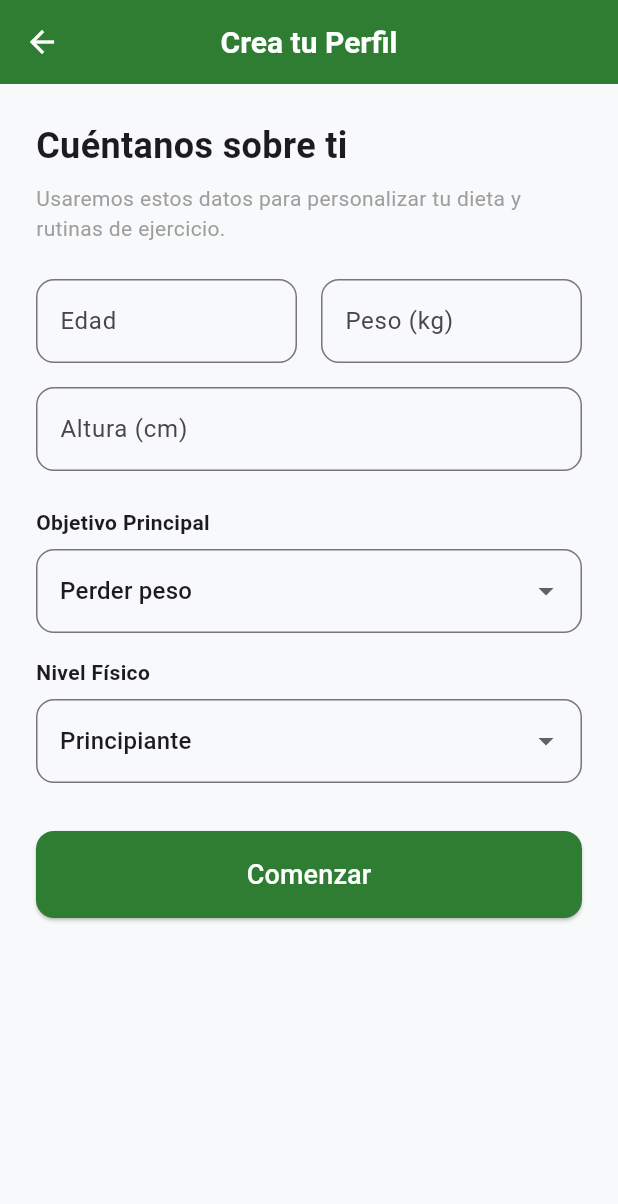
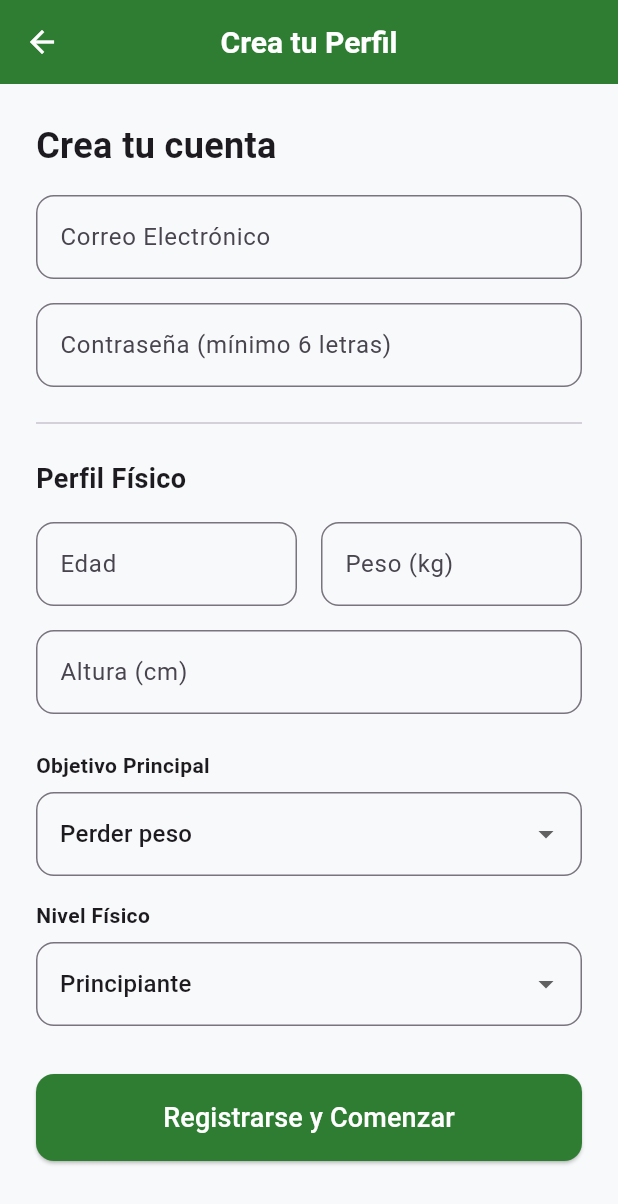
Before and after one commit to blopez504/healthylife, a Flutter app: the RegisterScreen screen opened directly, on a phone screen of 412 x 824 dp. Shown: the top 1204 px of the screen. Run offline on Flutter 3.47's test engine with Material 3 defaults, Android fonts, the phone set to English and light mode, and no system bars; our stand-ins replace cloud_firestore, firebase_auth, firebase_core; accounts and stored records are empty.

Commit message:
Modificacion 15/3/26

```diff
--- a/lib/screens/register_screen.dart
+++ b/lib/screens/register_screen.dart
@@ -1,4 +1,6 @@
 import 'package:flutter/material.dart';
+import 'package:firebase_auth/firebase_auth.dart';
+import 'package:cloud_firestore/cloud_firestore.dart';
 import 'main_dashboard.dart';
 
 class RegisterScreen extends StatefulWidget {
@@ -9,8 +11,60 @@ class RegisterScreen extends StatefulWidget {
 }
 
 class _RegisterScreenState extends State<RegisterScreen> {
+  // Controladores para capturar lo que el usuario escribe
+  final _emailController = TextEditingController();
+  final _passwordController = TextEditingController();
+  final _ageController = TextEditingController();
+  final _weightController = TextEditingController();
+  final _heightController = TextEditingController();
+
   String _selectedGoal = 'Perder peso';
   String _selectedLevel = 'Principiante';
+  bool _isLoading = false; // Para mostrar ruedita de carga
+
+  // Función mágica para registrar en Firebase
+  Future<void> _registerUser() async {
+    // 1. Validar que no haya campos vacíos
+    if (_emailController.text.isEmpty || _passwordController.text.isEmpty || _ageController.text.isEmpty) {
+      ScaffoldMessenger.of(context).showSnackBar(const SnackBar(content: Text('Por favor, llena todos los campos')));
+      return;
+    }
+
+    setState(() => _isLoading = true);
+
+    try {
+      // 2. Crear usuario en Firebase Authentication (El acceso)
+      UserCredential userCredential = await FirebaseAuth.instance.createUserWithEmailAndPassword(
+        email: _emailController.text.trim(),
+        password: _passwordController.text.trim(),
+      );
+
+      // 3. Guardar el perfil de salud en Firestore Database (Los datos)
+      await FirebaseFirestore.instance.collection('users').doc(userCredential.user!.uid).set({
+        'email': _emailController.text.trim(),
+        'edad': int.tryParse(_ageController.text) ?? 0,
+        'peso': double.tryParse(_weightController.text) ?? 0.0,
+        'altura': double.tryParse(_heightController.text) ?? 0.0,
+        'objetivo': _selectedGoal,
+        'nivel': _selectedLevel,
+        'fecha_registro': FieldValue.serverTimestamp(),
+      });
+
+      // 4. Si todo sale bien, ir al Dashboard
+      if (mounted) {
+        Navigator.pushAndRemoveUntil(
+          context,
+          MaterialPageRoute(builder: (context) => const MainDashboard()),
+          (route) => false,
+        );
+      }
+    } on FirebaseAuthException catch (e) {
+      // Si hay error (ej. correo ya existe)
+      ScaffoldMessenger.of(context).showSnackBar(SnackBar(content: Text('Error: ${e.message}')));
+    } finally {
+      if (mounted) setState(() => _isLoading = false);
+    }
+  }
 
   @override
   Widget build(BuildContext context) {
@@ -21,83 +75,68 @@ class _RegisterScreenState extends State<RegisterScreen> {
         child: Column(
           crossAxisAlignment: CrossAxisAlignment.stretch,
           children: [
-            const Text(
-              'Cuéntanos sobre ti',
-              style: TextStyle(fontSize: 24, fontWeight: FontWeight.bold),
+            const Text('Crea tu cuenta', style: TextStyle(fontSize: 24, fontWeight: FontWeight.bold)),
+            const SizedBox(height: 16),
+
+            // --- NUEVO: Correo y Contraseña ---
+            TextField(
+              controller: _emailController,
+              keyboardType: TextInputType.emailAddress,
+              decoration: InputDecoration(labelText: 'Correo Electrónico', border: OutlineInputBorder(borderRadius: BorderRadius.circular(12))),
             ),
-            const SizedBox(height: 8),
-            const Text(
-              'Usaremos estos datos para personalizar tu dieta y rutinas de ejercicio.',
-              style: TextStyle(color: Colors.grey),
+            const SizedBox(height: 16),
+            TextField(
+              controller: _passwordController,
+              obscureText: true,
+              decoration: InputDecoration(labelText: 'Contraseña (mínimo 6 letras)', border: OutlineInputBorder(borderRadius: BorderRadius.circular(12))),
             ),
-            const SizedBox(height: 24),
+            const Divider(height: 48),
 
-            // Datos físicos
+            const Text('Perfil Físico', style: TextStyle(fontSize: 18, fontWeight: FontWeight.bold)),
+            const SizedBox(height: 16),
+
             Row(
               children: [
-                Expanded(
-                  child: TextField(
-                    keyboardType: TextInputType.number,
-                    decoration: InputDecoration(labelText: 'Edad', border: OutlineInputBorder(borderRadius: BorderRadius.circular(12))),
-                  ),
-                ),
+                Expanded(child: TextField(controller: _ageController, keyboardType: TextInputType.number, decoration: InputDecoration(labelText: 'Edad', border: OutlineInputBorder(borderRadius: BorderRadius.circular(12))))),
                 const SizedBox(width: 16),
-                Expanded(
-                  child: TextField(
-                    keyboardType: TextInputType.number,
-                    decoration: InputDecoration(labelText: 'Peso (kg)', border: OutlineInputBorder(borderRadius: BorderRadius.circular(12))),
-                  ),
-                ),
+                Expanded(child: TextField(controller: _weightController, keyboardType: TextInputType.number, decoration: InputDecoration(labelText: 'Peso (kg)', border: OutlineInputBorder(borderRadius: BorderRadius.circular(12))))),
               ],
             ),
             const SizedBox(height: 16),
-            TextField(
-              keyboardType: TextInputType.number,
-              decoration: InputDecoration(labelText: 'Altura (cm)', border: OutlineInputBorder(borderRadius: BorderRadius.circular(12))),
-            ),
+            TextField(controller: _heightController, keyboardType: TextInputType.number, decoration: InputDecoration(labelText: 'Altura (cm)', border: OutlineInputBorder(borderRadius: BorderRadius.circular(12)))),
             const SizedBox(height: 24),
 
-            // Objetivo de Salud
             const Text('Objetivo Principal', style: TextStyle(fontWeight: FontWeight.bold)),
             const SizedBox(height: 8),
             DropdownButtonFormField<String>(
               initialValue: _selectedGoal,
               decoration: InputDecoration(border: OutlineInputBorder(borderRadius: BorderRadius.circular(12))),
-              items: ['Perder peso', 'Mantenerse', 'Ganar masa muscular'].map((String value) {
-                return DropdownMenuItem<String>(value: value, child: Text(value));
-              }).toList(),
+              items: ['Perder peso', 'Mantenerse', 'Ganar masa muscular'].map((String value) => DropdownMenuItem<String>(value: value, child: Text(value))).toList(),
               onChanged: (newValue) => setState(() => _selectedGoal = newValue!),
             ),
             const SizedBox(height: 16),
 
-            // Nivel de Actividad
             const Text('Nivel Físico', style: TextStyle(fontWeight: FontWeight.bold)),
             const SizedBox(height: 8),
             DropdownButtonFormField<String>(
               initialValue: _selectedLevel,
               decoration: InputDecoration(border: OutlineInputBorder(borderRadius: BorderRadius.circular(12))),
-              items: ['Principiante', 'Intermedio', 'Avanzado'].map((String value) {
-                return DropdownMenuItem<String>(value: value, child: Text(value));
-              }).toList(),
+              items: ['Principiante', 'Intermedio', 'Avanzado'].map((String value) => DropdownMenuItem<String>(value: value, child: Text(value))).toList(),
               onChanged: (newValue) => setState(() => _selectedLevel = newValue!),
             ),
             const SizedBox(height: 32),
 
+            // Botón de Registrar
             ElevatedButton(
-              onPressed: () {
-                // Navega al Dashboard borrando el historial de navegación
-                Navigator.pushAndRemoveUntil(
-                  context,
-                  MaterialPageRoute(builder: (context) => const MainDashboard()),
-                  (Route<dynamic> route) => false,
-                );
-              },
+              onPressed: _isLoading ? null : _registerUser, // Si está cargando, se bloquea
               style: ElevatedButton.styleFrom(
                 padding: const EdgeInsets.symmetric(vertical: 16),
                 shape: RoundedRectangleBorder(borderRadius: BorderRadius.circular(12)),
                 backgroundColor: const Color(0xFF2E7D32),
               ),
-              child: const Text('Comenzar', style: TextStyle(fontSize: 18, color: Colors.white)),
+              child: _isLoading
+                  ? const CircularProgressIndicator(color: Colors.white)
+                  : const Text('Registrarse y Comenzar', style: TextStyle(fontSize: 18, color: Colors.white)),
             ),
           ],
         ),
```
Also changed, not shown: lib/screens/login_screen.dart (+45 -41 lines), lib/tabs/home_tab.dart (+9 -2 lines), lib/tabs/profile_tab.dart (+77 -31 lines).
